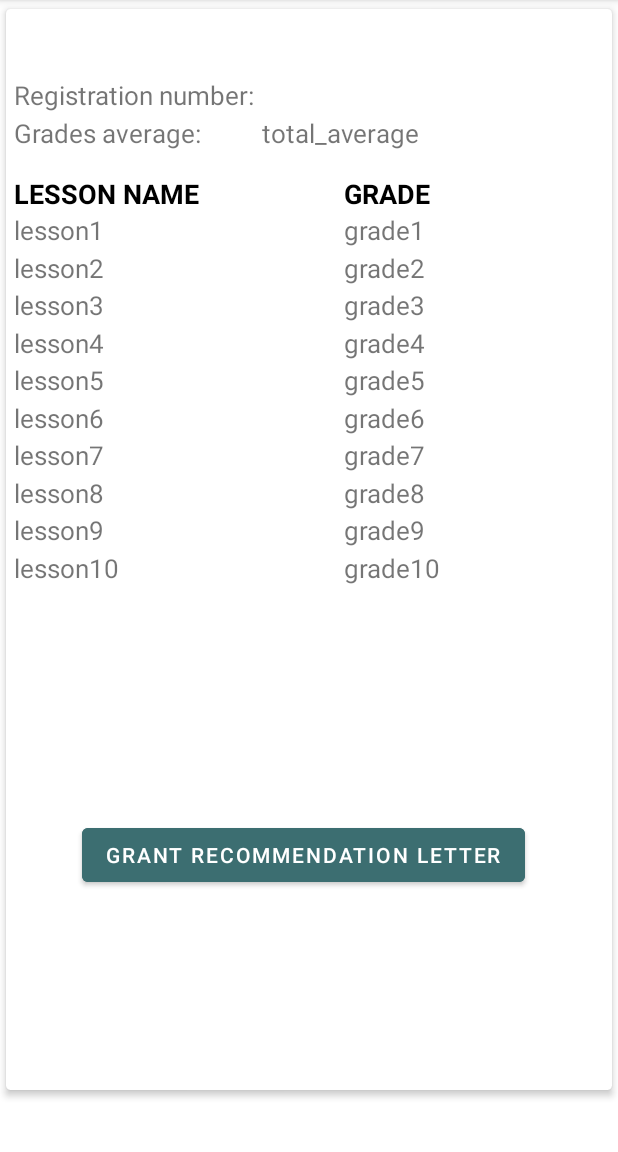
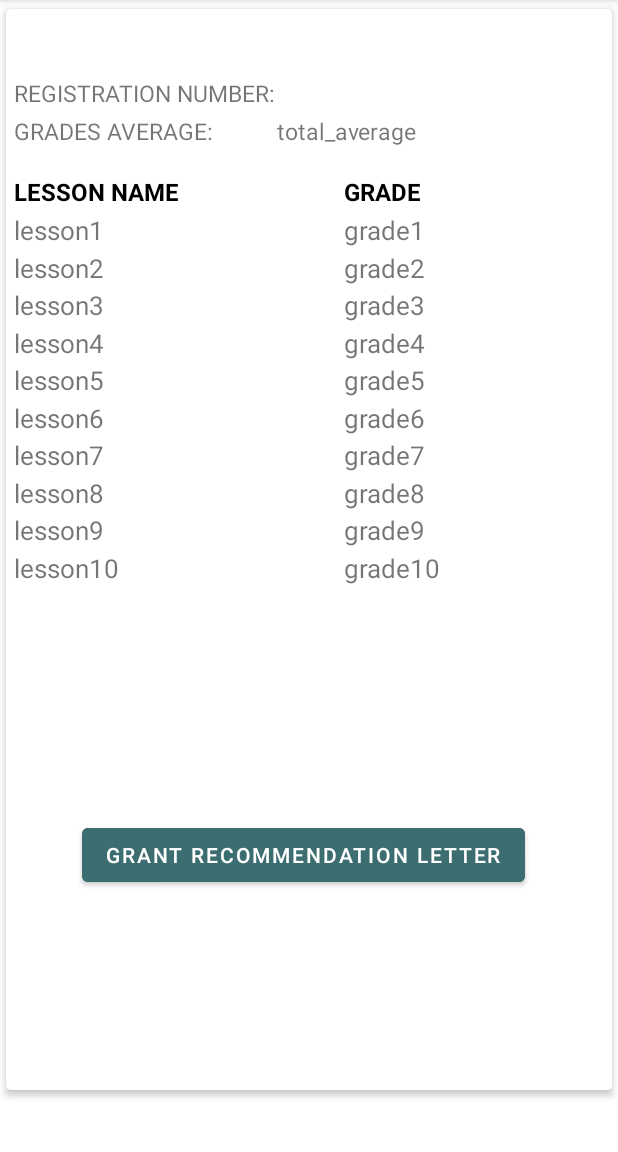
Before and after one commit to krigol14/RecommendationLetters-AndroidApp, an Android app: the StudentDetails screen opened directly, with no data from a screen before it, on a phone screen of 412 x 824 dp, the part 84-1236 px from its top. Run offline under Robolectric (Android 15) with nearby library versions, the phone set to English and light mode, and no system bars; our stand-ins replace Firebase (no records; nobody signed in at launch, a user with empty details on screens opened directly); 2 statements that could not run were skipped.

Commit message:
Cleaning up code and fixing some stuff

```diff
--- a/app/src/main/res/layout/activity_recommendation_letter_prototypes.xml
+++ b/app/src/main/res/layout/activity_recommendation_letter_prototypes.xml
@@ -5,7 +5,7 @@
     android:layout_width="match_parent"
     android:layout_height="match_parent"
     tools:context=".RecommendationLetterPrototypes"
-    android:background="#D9D9D9">
+    android:background="#edf2f4">
 
     <Spinner
         android:id="@+id/spinner"
@@ -21,6 +21,7 @@
         android:layout_width="wrap_content"
         android:layout_height="wrap_content"
         android:layout_marginBottom="4dp"
+        android:backgroundTint="#3C6E71"
         android:text="CHOOSE"
         app:layout_constraintBottom_toBottomOf="parent"
         app:layout_constraintEnd_toEndOf="parent"
--- a/app/src/main/res/layout/activity_student_details.xml
+++ b/app/src/main/res/layout/activity_student_details.xml
@@ -29,35 +29,35 @@
             android:id="@+id/reg_number"
             android:layout_width="wrap_content"
             android:layout_height="wrap_content"
-            android:layout_marginLeft="165dp"
+            android:layout_marginLeft="175dp"
             android:layout_marginTop="40dp"
             android:text="reg_nr"
-            android:textSize="17sp" />
+            android:textSize="15sp" />
 
         <TextView
             android:id="@+id/reg_text"
             android:layout_width="wrap_content"
             android:layout_height="wrap_content"
             android:layout_marginTop="40dp"
-            android:text="Registration number: "
-            android:textSize="17sp" />
+            android:text="REGISTRATION NUMBER: "
+            android:textSize="15sp" />
 
         <TextView
             android:id="@+id/average"
             android:layout_width="match_parent"
             android:layout_height="wrap_content"
-            android:layout_marginLeft="165dp"
+            android:layout_marginLeft="175dp"
             android:layout_marginTop="65dp"
             android:text="total_average"
-            android:textSize="17sp" />
+            android:textSize="15sp" />
 
         <TextView
             android:id="@+id/average_text"
             android:layout_width="wrap_content"
             android:layout_height="wrap_content"
             android:layout_marginTop="65dp"
-            android:text="Grades average: "
-            android:textSize="17sp" />
+            android:text="GRADES AVERAGE: "
+            android:textSize="15sp" />
 
         <TextView
             android:id="@+id/lesson_names"
@@ -66,7 +66,7 @@
             android:layout_marginTop="105dp"
             android:text="LESSON NAME"
             android:textColor="@color/black"
-            android:textSize="18sp"
+            android:textSize="16sp"
             android:textStyle="bold" />
 
         <TextView
@@ -77,7 +77,7 @@
             android:layout_marginTop="105dp"
             android:text="GRADE"
             android:textColor="@color/black"
-            android:textSize="18sp"
+            android:textSize="16sp"
             android:textStyle="bold" />
 
         <TextView
--- a/app/src/main/res/values/strings.xml
+++ b/app/src/main/res/values/strings.xml
@@ -14,8 +14,8 @@
     <string name="students">Students</string>
     <string name="spinner">dropDownMenuExample</string>
     <string-array name="options">
-        <item>grades 6-8</item>
-        <item>grades 8-9</item>
-        <item>grades 9-10</item>
+        <item>Prototype for grades 6-8</item>
+        <item>Prototype for grades 8-9</item>
+        <item>Prototype for grades 9-10</item>
     </string-array>
 </resources>
```
Also changed, not shown: app/src/main/java/com/example/recommendationletters/RecommendationLetterPrototypes.java (+24 -21 lines), app/src/main/java/com/example/recommendationletters/ViewPdf.java (+25 -30 lines).
